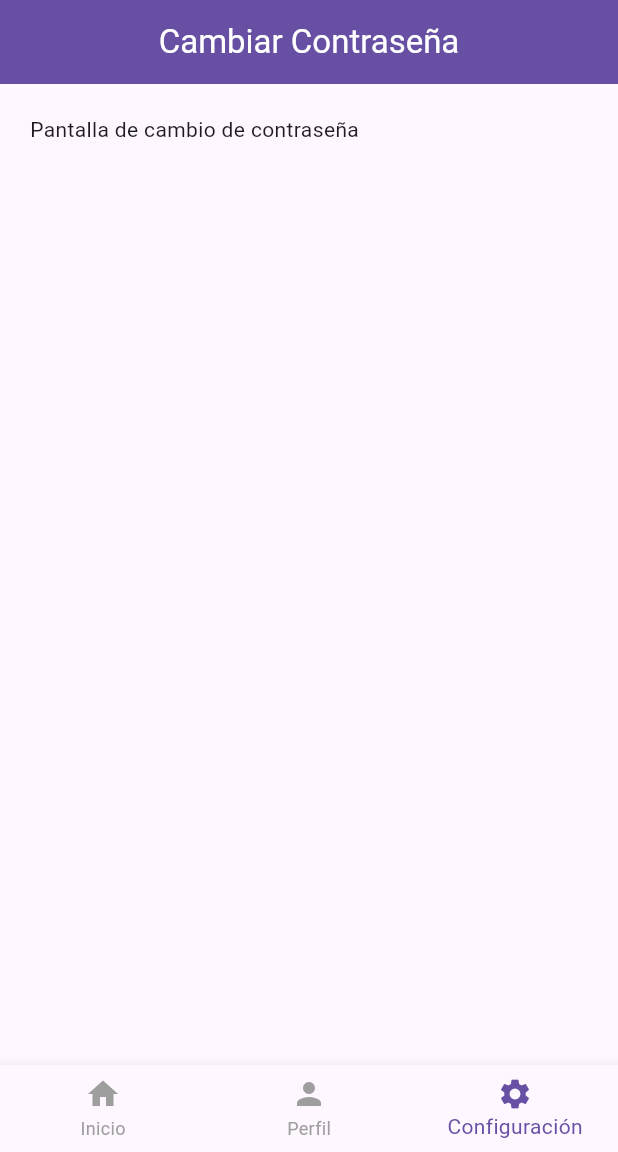
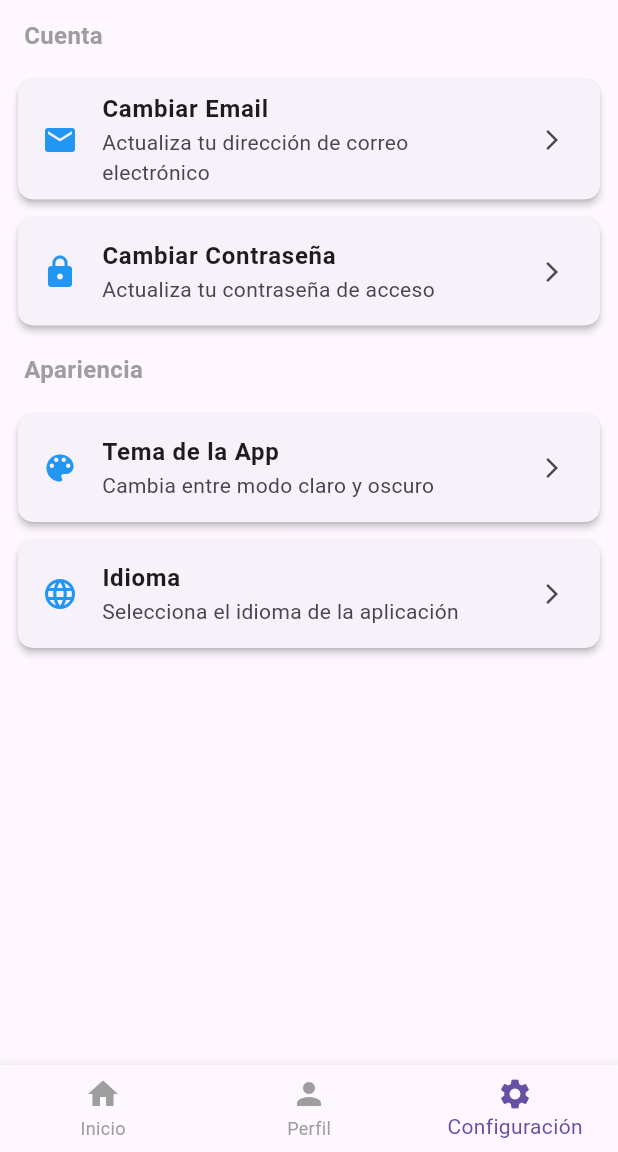
Before and after one commit to afavila10/ActividadFlutter2, a Flutter app: the HomeScreen screen opened directly with empty values, swiped to page 3, on a phone screen of 412 x 824 dp, the part 84-1236 px from its top. Run offline on Flutter 3.47's test engine with Material 3 defaults, Android fonts, the phone set to English and light mode, and no system bars.

Commit message:
New view Settings
view Settings with cardView of Items (Change Email, Change Password, Theme App, Language)

```diff
--- a/application_login_flutter-master/lib/pages/home/home.dart
+++ b/application_login_flutter-master/lib/pages/home/home.dart
@@ -3,8 +3,9 @@ import '../../widgets/appbar.dart';
 import '../../widgets/navigation_drawer.dart';
 import '../../widgets/navigation_bottom.dart';
 import '../user/user.dart';
-import '../auth/change_password.dart';
+//import '../auth/change_password.dart';
 import '../auth/login.dart';
+import '../../settings/settings.dart'; // importa tu settings
 
 class HomeScreen extends StatefulWidget {
   final String username;
@@ -33,7 +34,7 @@ class _HomeScreenState extends State<HomeScreen> {
     _pages = [
       HomeContent(username: widget.username),
       UserScreen(username: widget.username, password: widget.password),
-      const ChangePasswordScreen(),
+      SettingsPage(username: widget.username), // reemplaza ChangePasswordScreen
     ];
   }
 
--- /dev/null
+++ b/application_login_flutter-master/lib/settings/settings.dart
@@ -0,0 +1,81 @@
+import 'package:flutter/material.dart';
+
+class SettingsPage extends StatelessWidget {
+  final String username;
+
+  const SettingsPage({super.key, required this.username});
+
+  Widget _buildSectionTitle(String title) {
+    return Padding(
+      padding: const EdgeInsets.symmetric(horizontal: 16, vertical: 12),
+      child: Align(
+        alignment: Alignment.centerLeft,
+        child: Text(
+          title,
+          style: const TextStyle(
+            fontSize: 16,
+            fontWeight: FontWeight.bold,
+            color: Colors.grey,
+          ),
+        ),
+      ),
+    );
+  }
+
+  Widget _buildSettingCard({
+    required IconData icon,
+    required String title,
+    required String description,
+    required VoidCallback onTap,
+  }) {
+    return Card(
+      margin: const EdgeInsets.symmetric(horizontal: 12, vertical: 6),
+      elevation: 2,
+      shape: RoundedRectangleBorder(borderRadius: BorderRadius.circular(10)),
+      child: ListTile(
+        leading: Icon(icon, color: Colors.blue),
+        title: Text(
+          title,
+          style: const TextStyle(fontWeight: FontWeight.bold),
+        ),
+        subtitle: Text(description),
+        trailing: const Icon(Icons.arrow_forward_ios, size: 16),
+        onTap: onTap,
+      ),
+    );
+  }
+
+  @override
+  Widget build(BuildContext context) {
+    return ListView(
+      children: [
+        _buildSectionTitle("Cuenta"),
+        _buildSettingCard(
+          icon: Icons.email,
+          title: "Cambiar Email",
+          description: "Actualiza tu dirección de correo electrónico",
+          onTap: () {},
+        ),
+        _buildSettingCard(
+          icon: Icons.lock,
+          title: "Cambiar Contraseña",
+          description: "Actualiza tu contraseña de acceso",
+          onTap: () {},
+        ),
+        _buildSectionTitle("Apariencia"),
+        _buildSettingCard(
+          icon: Icons.color_lens,
+          title: "Tema de la App",
+          description: "Cambia entre modo claro y oscuro",
+          onTap: () {},
+        ),
+        _buildSettingCard(
+          icon: Icons.language,
+          title: "Idioma",
+          description: "Selecciona el idioma de la aplicación",
+          onTap: () {},
+        ),
+      ],
+    );
+  }
+}
--- a/application_login_flutter-master/lib/widgets/navigation_drawer.dart
+++ b/application_login_flutter-master/lib/widgets/navigation_drawer.dart
@@ -1,4 +1,5 @@
 import 'package:flutter/material.dart';
+//import '../settings/settings.dart';
 
 class CustomDrawer extends StatelessWidget {
   final String username;
```
